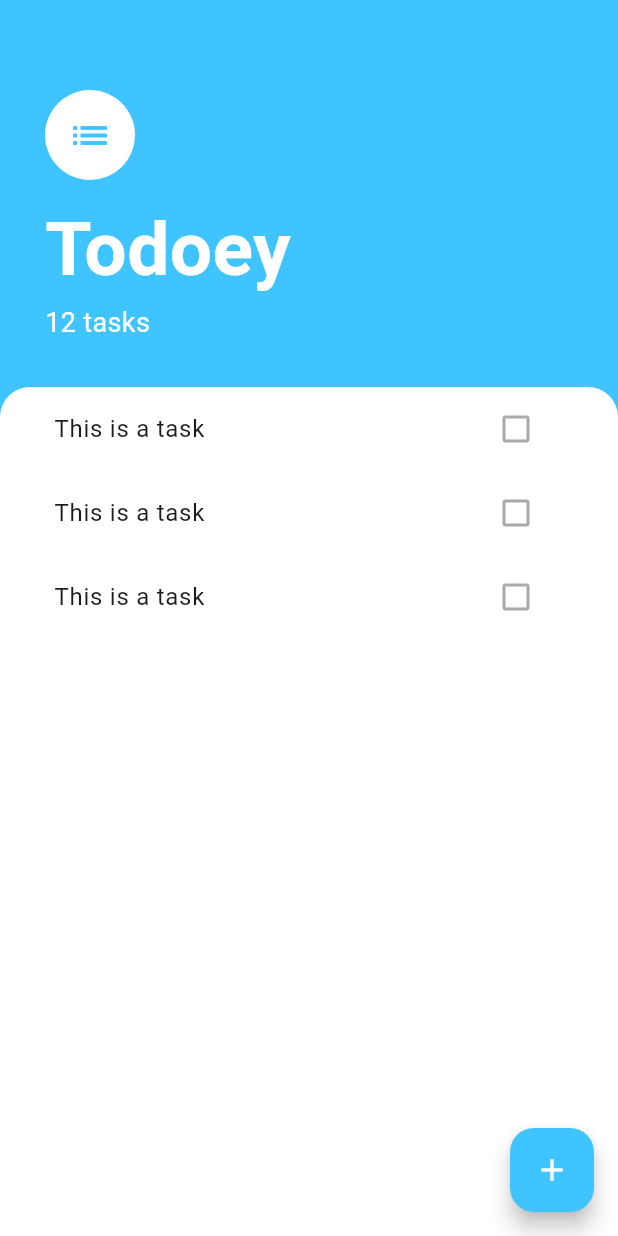
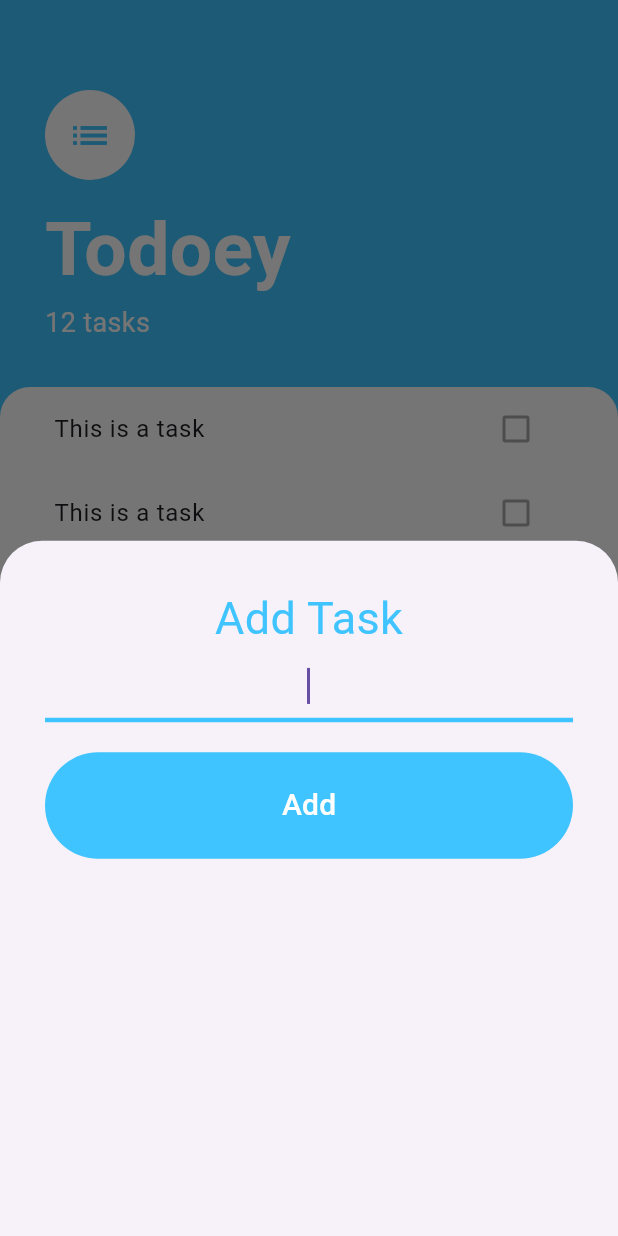
Before and after one commit to Eka1984/todoey-flutter, a Flutter app: the screen it shows after launch, after a tap on the "add" icon, on a phone screen of 412 x 824 dp. Run offline on Flutter 3.47's test engine with Material 3 defaults, Android fonts, the phone set to English and light mode, and no system bars.

Commit message:
add modal bottom sheet for task adding

```diff
--- /dev/null
+++ b/lib/constants.dart
@@ -0,0 +1,16 @@
+import 'package:flutter/material.dart';
+
+const inputFieldDecor = InputDecoration(
+  enabledBorder: UnderlineInputBorder(
+    borderSide: BorderSide(
+      color: Colors.lightBlueAccent,
+      width: 3,
+    ),
+  ),
+  focusedBorder: UnderlineInputBorder(
+    borderSide: BorderSide(
+      color: Colors.lightBlueAccent, // Color of the underline when the TextField is focused
+      width: 3, // Thickness of the underline when the TextField is focused
+    ),
+  ),
+);
--- /dev/null
+++ b/lib/screens/add_task_screen.dart
@@ -0,0 +1,49 @@
+import 'package:flutter/material.dart';
+import 'package:todoey_flutter/constants.dart';
+
+class AddTaskScreen extends StatelessWidget {
+  const AddTaskScreen({super.key});
+
+  @override
+  Widget build(BuildContext context) {
+    return Container(
+      padding: EdgeInsets.all(30),
+      width: double.infinity,
+      child: Column(
+        children: [
+          Text(
+              'Add Task',
+            style: TextStyle(
+              fontSize: 30.0,
+              color: Colors.lightBlueAccent,
+            ),
+          ),
+          TextField(
+            autofocus: true,
+            textAlign: TextAlign.center,
+            decoration: inputFieldDecor,
+          ),
+          SizedBox(height: 20),
+          SizedBox(
+            width: double.infinity,
+            child: TextButton(
+                onPressed: () {},
+                child: Padding(
+                  padding: const EdgeInsets.symmetric(vertical: 13.0),
+                  child: Text('Add',
+                      style: TextStyle(
+                        fontSize: 20,
+                        color: Colors.white,
+                      ),
+                  ),
+                ),
+              style: TextButton.styleFrom(
+                backgroundColor: Colors.lightBlueAccent,
+              ),
+            ),
+          )
+        ],
+      ),
+    );
+  }
+}
--- a/lib/screens/tasks_screen.dart
+++ b/lib/screens/tasks_screen.dart
@@ -1,9 +1,9 @@
 import 'package:flutter/material.dart';
-
 import '../widgets/tasks_list.dart';
+import 'add_task_screen.dart';
 
 class TasksScreen extends StatelessWidget {
-  const TasksScreen({super.key});
+
 
   @override
   Widget build(BuildContext context) {
@@ -16,7 +16,7 @@ class TasksScreen extends StatelessWidget {
           color: Colors.white,
         ),
         onPressed: () {
-
+          showModalBottomSheet(context: context, builder: (context) => AddTaskScreen());
         },
       ),
       body: Column(
```
